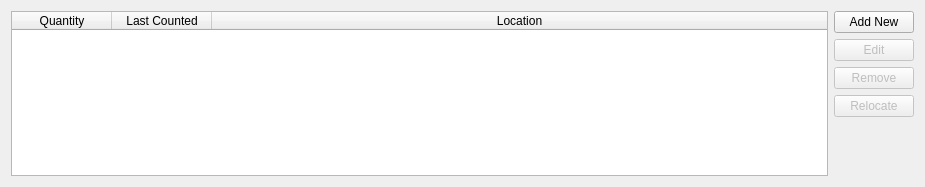
Before: the Qt Designer form ui/widget_location.ui in jwjulien/inventory, drawn with Qt 5.
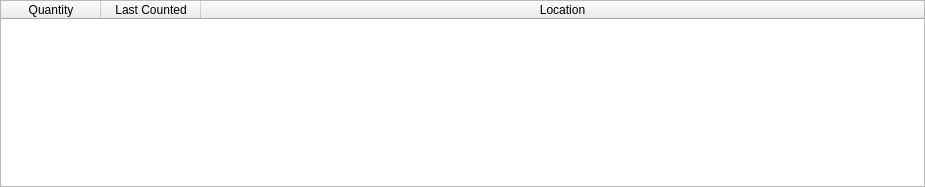
After: the same form once the commit is applied.

Commit message: swapped buttons for context menu (with shortcuts) in location widget

```diff
--- a/ui/widget_location.ui
+++ b/ui/widget_location.ui
@@ -14,6 +14,18 @@
    <string>Form</string>
   </property>
   <layout class="QHBoxLayout" name="horizontalLayout">
+   <property name="leftMargin">
+    <number>0</number>
+   </property>
+   <property name="topMargin">
+    <number>0</number>
+   </property>
+   <property name="rightMargin">
+    <number>0</number>
+   </property>
+   <property name="bottomMargin">
+    <number>0</number>
+   </property>
    <item>
     <widget class="QTableWidget" name="locations">
      <property name="editTriggers">
@@ -48,60 +60,6 @@
      </column>
     </widget>
    </item>
-   <item>
-    <layout class="QVBoxLayout" name="verticalLayout">
-     <item>
-      <widget class="QPushButton" name="map">
-       <property name="text">
-        <string>Add New</string>
-       </property>
-      </widget>
-     </item>
-     <item>
-      <widget class="QPushButton" name="edit">
-       <property name="enabled">
-        <bool>false</bool>
-       </property>
-       <property name="text">
-        <string>Edit</string>
-       </property>
-      </widget>
-     </item>
-     <item>
-      <widget class="QPushButton" name="remove">
-       <property name="enabled">
-        <bool>false</bool>
-       </property>
-       <property name="text">
-        <string>Remove</string>
-       </property>
-      </widget>
-     </item>
-     <item>
-      <widget class="QPushButton" name="relocate">
-       <property name="enabled">
-        <bool>false</bool>
-       </property>
-       <property name="text">
-        <string>Relocate</string>
-       </property>
-      </widget>
-     </item>
-     <item>
-      <spacer name="verticalSpacer">
-       <property name="orientation">
-        <enum>Qt::Vertical</enum>
-       </property>
-       <property name="sizeHint" stdset="0">
-        <size>
-         <width>20</width>
-         <height>40</height>
-        </size>
-       </property>
-      </spacer>
-     </item>
-    </layout>
-   </item>
   </layout>
  </widget>
  <resources/>
```
The commit also changes 5 other files.
